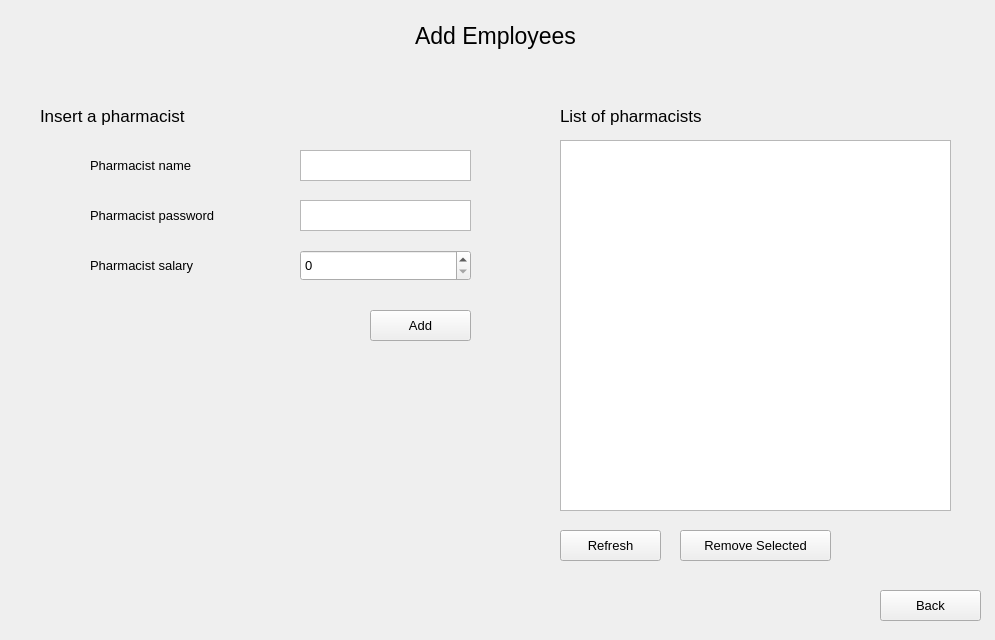
osamamuhammad3623/pharmacy_management_system, file add_employees_window.ui: the form before one commit.
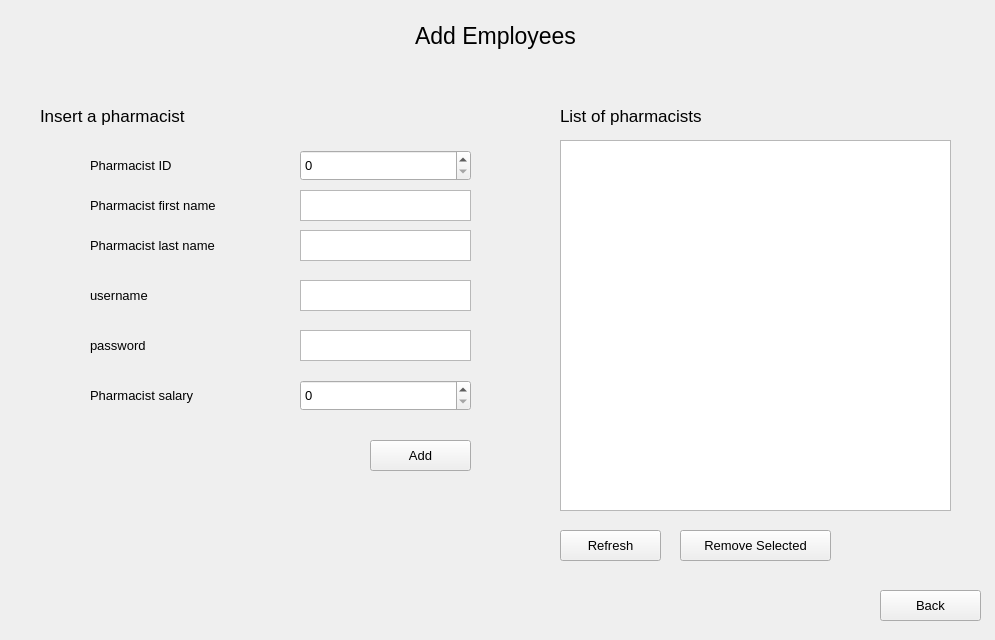
The form after the commit.

```diff
--- a/add_employees_window.ui
+++ b/add_employees_window.ui
@@ -35,7 +35,7 @@
    <property name="geometry">
     <rect>
      <x>90</x>
-     <y>250</y>
+     <y>380</y>
      <width>171</width>
      <height>31</height>
     </rect>
@@ -53,7 +53,7 @@
    <property name="geometry">
     <rect>
      <x>370</x>
-     <y>310</y>
+     <y>440</y>
      <width>101</width>
      <height>31</height>
     </rect>
@@ -71,8 +71,8 @@
    <property name="geometry">
     <rect>
      <x>90</x>
-     <y>150</y>
-     <width>141</width>
+     <y>190</y>
+     <width>191</width>
      <height>31</height>
     </rect>
    </property>
@@ -82,7 +82,7 @@
     </font>
    </property>
    <property name="text">
-    <string>Pharmacist name</string>
+    <string>Pharmacist first name</string>
    </property>
   </widget>
   <widget class="QTableWidget" name="pharmacist_table">
@@ -104,7 +104,7 @@
    <property name="geometry">
     <rect>
      <x>300</x>
-     <y>150</y>
+     <y>190</y>
      <width>171</width>
      <height>31</height>
     </rect>
@@ -155,7 +155,7 @@
    <property name="geometry">
     <rect>
      <x>300</x>
-     <y>250</y>
+     <y>380</y>
      <width>171</width>
      <height>31</height>
     </rect>
@@ -197,7 +197,7 @@
    <property name="geometry">
     <rect>
      <x>90</x>
-     <y>200</y>
+     <y>330</y>
      <width>171</width>
      <height>31</height>
     </rect>
@@ -208,7 +208,7 @@
     </font>
    </property>
    <property name="text">
-    <string>Pharmacist password</string>
+    <string>password</string>
    </property>
   </widget>
   <widget class="QLabel" name="label">
@@ -233,7 +233,7 @@
    <property name="geometry">
     <rect>
      <x>300</x>
-     <y>200</y>
+     <y>330</y>
      <width>171</width>
      <height>31</height>
     </rect>
@@ -265,6 +265,114 @@
     <set>Qt::AlignCenter</set>
    </property>
   </widget>
+  <widget class="QTextEdit" name="pharmacist_lname">
+   <property name="geometry">
+    <rect>
+     <x>300</x>
+     <y>230</y>
+     <width>171</width>
+     <height>31</height>
+    </rect>
+   </property>
+   <property name="font">
+    <font>
+     <pointsize>10</pointsize>
+    </font>
+   </property>
+  </widget>
+  <widget class="QLabel" name="label_7">
+   <property name="geometry">
+    <rect>
+     <x>90</x>
+     <y>230</y>
+     <width>171</width>
+     <height>31</height>
+    </rect>
+   </property>
+   <property name="font">
+    <font>
+     <pointsize>10</pointsize>
+    </font>
+   </property>
+   <property name="text">
+    <string>Pharmacist last name</string>
+   </property>
+  </widget>
+  <widget class="QTextEdit" name="pharmacist_username">
+   <property name="geometry">
+    <rect>
+     <x>300</x>
+     <y>280</y>
+     <width>171</width>
+     <height>31</height>
+    </rect>
+   </property>
+   <property name="font">
+    <font>
+     <pointsize>10</pointsize>
+    </font>
+   </property>
+  </widget>
+  <widget class="QLabel" name="label_8">
+   <property name="geometry">
+    <rect>
+     <x>90</x>
+     <y>280</y>
+     <width>141</width>
+     <height>31</height>
+    </rect>
+   </property>
+   <property name="font">
+    <font>
+     <pointsize>10</pointsize>
+    </font>
+   </property>
+   <property name="text">
+    <string>username</string>
+   </property>
+  </widget>
+  <widget class="QLabel" name="label_9">
+   <property name="geometry">
+    <rect>
+     <x>90</x>
+     <y>150</y>
+     <width>191</width>
+     <height>31</height>
+    </rect>
+   </property>
+   <property name="font">
+    <font>
+     <pointsize>10</pointsize>
+    </font>
+   </property>
+   <property name="text">
+    <string>Pharmacist ID</string>
+   </property>
+  </widget>
+  <widget class="QSpinBox" name="pharmacist_salary_2">
+   <property name="geometry">
+    <rect>
+     <x>300</x>
+     <y>150</y>
+     <width>171</width>
+     <height>31</height>
+    </rect>
+   </property>
+   <property name="font">
+    <font>
+     <pointsize>10</pointsize>
+    </font>
+   </property>
+   <property name="minimum">
+    <number>0</number>
+   </property>
+   <property name="maximum">
+    <number>5000</number>
+   </property>
+   <property name="value">
+    <number>0</number>
+   </property>
+  </widget>
  </widget>
  <resources/>
  <connections/>
```
Left out of the diff: 2 changed lines with no effect on the pictures.
